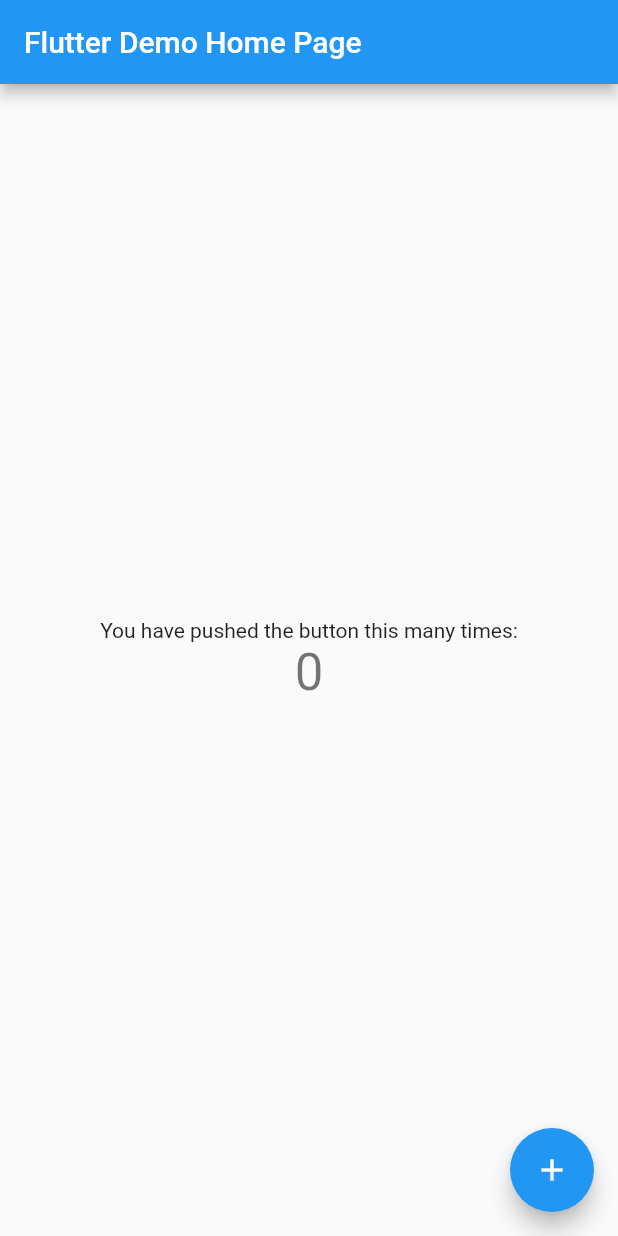
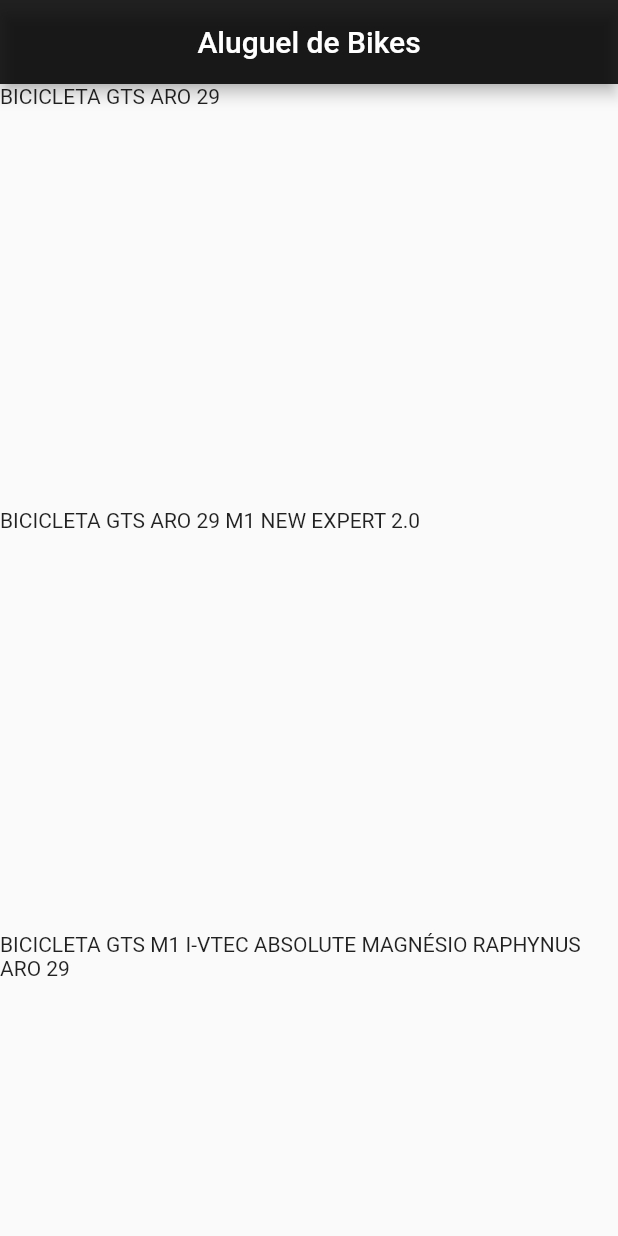
Before and after one commit to ricardooliver-ads-2019/app_locate_bike, a Flutter app: the screen it shows after launch, on a phone screen of 412 x 824 dp. Run offline on Flutter 3.47's test engine with Material 2 defaults, Android fonts, the phone set to English and light mode, and no system bars.

```diff
--- /dev/null
+++ b/lib/Mocks/mock_bike.dart
@@ -0,0 +1,64 @@
+import 'package:app_locate_bike/Models/bike.dart';
+
+final MOCK_BIKES = [
+  Bike(
+    nome: 'BICICLETA GTS ARO 29',
+    codigo: 1959,
+    preco: 1399.00,
+    genero: "Unissex",
+    suspensao: "Dianteira",
+    tamanho: "17 19 e 2",
+    indicacao: "Dia-a-dia e Lazer",
+    modalidade: "USO URBANO",
+    aro: 29,
+    marchas: 21,
+    descricao: "BICICLETA GTSM1 RIDE É IDEAL PARA QUEM QUER COMEÇAR A PEDALAR, REALIZAR PASSEIOS E UTILIZAR NO DIA-A-DIA. SÃO 4 TIPOS DE TAMANHOS DE QUADRO PARA VOCÊ ESCOLHER, O PESO TOTAL DA BIKE É DE 15KG MONTADA. A BIKE É DIRETA DA FÁBRICA OFICIAL COM MAIS DE 27 ANOS NO MERCADO E GARANTIA EXCLUSIVA COM SUPORTE DIFERENCIADO. SUPORTA ATÉ 100KGS.",
+    imageURL: "https://static3.tcdn.com.br/img/img_prod/394779/bicicleta_gts_aro_29_freio_a_disco_cambio_gtsm1_tsi_21_marchas_e_amortecedor_gts_m1_ride_new_tsi_1959_variacao_7627_1_1f9155f240ac6e74b790cee358fee41c.png",
+  ),
+
+  Bike(
+    nome: 'BICICLETA GTS ARO 29 M1 NEW EXPERT 2.0',
+    codigo: 1357,
+    preco: 1799.00,
+    genero: "Unissex",
+    suspensao: "Dianteira",
+    tamanho: "15 17 19 e 21",
+    indicacao: "Ciclistas Iniciantes e Experts",
+    modalidade: "USO URBANO",
+    aro: 29,
+    marchas: 24,
+    descricao: "BICICLETA GTSM1 É IDEAL PARA QUEM QUER COMEÇAR NO MOUNTAIN BIKE, TRILHAS LEVES E PERCURSOS LONGOS, ON OU OFF-ROAD. SÃO 4 TIPOS DE TAMANHOS DE QUADRO PARA VOCÊ ESCOLHER, O PESO TOTAL DA BIKE É DE 15.4KG MONTADA. A BIKE É DIRETO DA FÁBRICA OFICIAL COM MAIS DE 27 ANOS NO MERCADO E GARANTIA EXCLUSIVA COM SUPORTE DIFERENCIADO SUPORTA ATÉ 120KG.",
+    imageURL: "https://static3.tcdn.com.br/img/img_prod/394779/bicicleta_gts_aro_29_freio_hidraulico_cambios_gts_24_marchas_gts_m1_new_expert_2_0_freio_hidraulico_1357_variacao_9815_1_c4ebc0195e0954c63450a44ac44dc862.jpg",
+  ),
+
+  Bike(
+    nome: 'BICICLETA GTS M1 I-VTEC ABSOLUTE MAGNÉSIO RAPHYNUS ARO 29',
+    codigo: 2165,
+    preco: 3299.00,
+    genero: "Unissex",
+    suspensao: "Dianteira",
+    tamanho: "17 e 20",
+    indicacao: "Ciclistas Praticantes e Experts",
+    modalidade: "USO URBANO e Mountain Bike",
+    aro: 29,
+    marchas: 27,
+    descricao: "BICICLETA GTSM1 É IDEAL PARA QUEM QUER COMEÇAR NO MOUNTAIN BIKE, TRILHAS E PERCURSOS LONGOS, ON OU OFF-ROAD. SÃO 2 TIPOS DE TAMANHOS DE QUADRO E DIVERSAS CORES PARA VOCÊ ESCOLHER, O PESO TOTAL DA BIKE É DE 18KG MONTADA. A BIKE É DIRETO DA FÁBRICA OFICIAL COM MAIS DE 23 ANOS NO MERCADO E GARANTIA EXCLUSIVA COM UM LANÇAMENTO EXCLUSIVO DE RODAS DE MAGNÉSIO.SISTEMA DE MARCHAS.",
+    imageURL: "https://static3.tcdn.com.br/img/img_prod/394779/bicicleta_gts_aro_29_freio_a_disco_hidraulico_cambio_27_marchas_e_amortecedor_com_camara_anti_furo_e_2165_variacao_8293_1_b1faff843290ffcd21f918e311b2687b.jpg",
+  ),
+
+  Bike(
+    nome: 'BICICLETA GTS M1 RAV HT1 CARBON XTR 1X12 ARO 29',
+    codigo: 3319,
+    preco: 68834.00,
+    genero: "Unissex",
+    suspensao: "Dianteira",
+    tamanho: "19 e 21",
+    indicacao: "Ciclistas Iniciantes e Experts",
+    modalidade: "USO URBANO, PERCURSOS LONGOS E TRILHAS PESADAS, ",
+    aro: 29,
+    marchas: 27,
+    descricao: "BICICLETA GTSM1 CARBONO É IDEAL PARA INICIANTES, EXPERTS E PROFISSIONAIS, TRILHAS PESADAS E PERCURSOS LONGOS, ON OU OFF-ROAD. O PESO TOTAL DA BIKE É DE 9,5KG MONTADA. A BIKE É DIRETO DA FÁBRICA OFICIAL COM MAIS DE 27 ANOS NO MERCADO E GARANTIA EXCLUSIVA COM SUPORTE DIFERENCIADO.",
+    imageURL: "https://static3.tcdn.com.br/img/img_prod/394779/bicicleta_aro_29_gts_m1_rav_ht1_quadro_carbono_rigido_kit_xtr_suspensao_fox_32_kashima_boot_rav_ht1__3319_1_4570e81ad493b08426c5ef89682be145.jpg",
+  ),
+
+];
--- /dev/null
+++ b/lib/Models/bike.dart
@@ -0,0 +1,31 @@
+import 'package:flutter/material.dart';
+
+class Bike{
+  final int codigo;
+  final String nome;
+  final double preco;
+  final String descricao;
+  final String genero;
+  final String suspensao;
+  final String tamanho;
+  final String indicacao;
+  final String modalidade;
+  final int aro;
+  final int marchas;
+  final String imageURL;
+
+  Bike({
+    required this.codigo,
+    required this.nome,
+    required this.preco,
+    required this.descricao,
+    required this.genero,
+    required this.suspensao,
+    required this.tamanho,
+    required this.indicacao,
+    required this.modalidade,
+    required this.aro,
+    required this.marchas,
+    required this.imageURL,
+  });
+}
--- /dev/null
+++ b/lib/Screens/bikes_overview_screen.dart
@@ -0,0 +1,37 @@
+import 'package:app_locate_bike/Mocks/mock_bike.dart';
+import 'package:app_locate_bike/Models/bike.dart';
+import 'package:flutter/material.dart';
+
+class BikeOverviewScreen  extends StatefulWidget {
+  const BikeOverviewScreen ({ Key? key }) : super(key: key);
+
+  @override
+  _BikeOverviewScreenState createState() => _BikeOverviewScreenState();
+}
+
+class _BikeOverviewScreenState extends State<BikeOverviewScreen > {
+
+  final List<Bike> bikes = MOCK_BIKES;
+
+  @override
+  Widget build(BuildContext context) {
+    return Scaffold(
+      appBar: AppBar(
+        title: Text("Aluguel de Bikes"),
+        centerTitle: true,
+        backgroundColor: Colors.black87,
+      ),
+      body: GridView.builder(
+        itemCount: bikes.length,
+        gridDelegate: SliverGridDelegateWithFixedCrossAxisCount(
+          crossAxisCount: 1,
+          crossAxisSpacing: 8,
+          mainAxisSpacing: 8,
+          childAspectRatio: 3 / 2,
+        ),
+        itemBuilder: (context, index){
+          return Text("${bikes[index].nome}");
+        }),
+      );
+  }
+}
--- a/lib/main.dart
+++ b/lib/main.dart
@@ -1,3 +1,4 @@
+import 'package:app_locate_bike/Screens/bikes_overview_screen.dart';
 import 'package:flutter/material.dart';
 
 void main() {
@@ -5,109 +6,13 @@ void main() {
 }
 
 class MyApp extends StatelessWidget {
-  // This widget is the root of your application.
+  const MyApp({Key? key}) : super(key: key);
+
   @override
   Widget build(BuildContext context) {
     return MaterialApp(
-      title: 'Flutter Demo',
-      theme: ThemeData(
-        // This is the theme of your application.
-        //
-        // Try running your application with "flutter run". You'll see the
-        // application has a blue toolbar. Then, without quitting the app, try
-        // changing the primarySwatch below to Colors.green and then invoke
-        // "hot reload" (press "r" in the console where you ran "flutter run",
-        // or simply save your changes to "hot reload" in a Flutter IDE).
-        // Notice that the counter didn't reset back to zero; the application
-        // is not restarted.
-        primarySwatch: Colors.blue,
-      ),
-      home: MyHomePage(title: 'Flutter Demo Home Page'),
+      debugShowCheckedModeBanner: false,
+      home: BikeOverviewScreen(),
     );
   }
 }
-
-class MyHomePage extends StatefulWidget {
-  MyHomePage({Key? key, required this.title}) : super(key: key);
-
-  // This widget is the home page of your application. It is stateful, meaning
-  // that it has a State object (defined below) that contains fields that affect
-  // how it looks.
-
-  // This class is the configuration for the state. It holds the values (in this
-  // case the title) provided by the parent (in this case the App widget) and
-  // used by the build method of the State. Fields in a Widget subclass are
-  // always marked "final".
-
-  final String title;
-
-  @override
-  _MyHomePageState createState() => _MyHomePageState();
-}
-
-class _MyHomePageState extends State<MyHomePage> {
-  int _counter = 0;
-
-  void _incrementCounter() {
-    setState(() {
-      // This call to setState tells the Flutter framework that something has
-      // changed in this State, which causes it to rerun the build method below
-      // so that the display can reflect the updated values. If we changed
-      // _counter without calling setState(), then the build method would not be
-      // called again, and so nothing would appear to happen.
-      _counter++;
-    });
-  }
-
-  @override
-  Widget build(BuildContext context) {
-    // This method is rerun every time setState is called, for instance as done
-    // by the _incrementCounter method above.
-    //
-    // The Flutter framework has been optimized to make rerunning build methods
-    // fast, so that you can just rebuild anything that needs updating rather
-    // than having to individually change instances of widgets.
-    return Scaffold(
-      appBar: AppBar(
-        // Here we take the value from the MyHomePage object that was created by
-        // the App.build method, and use it to set our appbar title.
-        title: Text(widget.title),
-      ),
-      body: Center(
-        // Center is a layout widget. It takes a single child and positions it
-        // in the middle of the parent.
-        child: Column(
-          // Column is also a layout widget. It takes a list of children and
-          // arranges them vertically. By default, it sizes itself to fit its
-          // children horizontally, and tries to be as tall as its parent.
-          //
-          // Invoke "debug painting" (press "p" in the console, choose the
-          // "Toggle Debug Paint" action from the Flutter Inspector in Android
-          // Studio, or the "Toggle Debug Paint" command in Visual Studio Code)
-          // to see the wireframe for each widget.
-          //
-          // Column has various properties to control how it sizes itself and
-          // how it positions its children. Here we use mainAxisAlignment to
-          // center the children vertically; the main axis here is the vertical
-          // axis because Columns are vertical (the cross axis would be
-          // horizontal).
-          mainAxisAlignment: MainAxisAlignment.center,
-          children: <Widget>[
-            Text(
-              'You have pushed the button this many times:',
-            ),
-            Text(
-              '$_counter',
-              style: Theme.of(context).textTheme.headline4,
-            ),
-          ],
-        ),
-      ),
-      floatingActionButton: FloatingActionButton(
-        onPressed: _incrementCounter,
-        tooltip: 'Increment',
-        child: Icon(Icons.add),
-      ), // This trailing comma makes auto-formatting nicer for build methods.
-    );
-  }
-}
```
